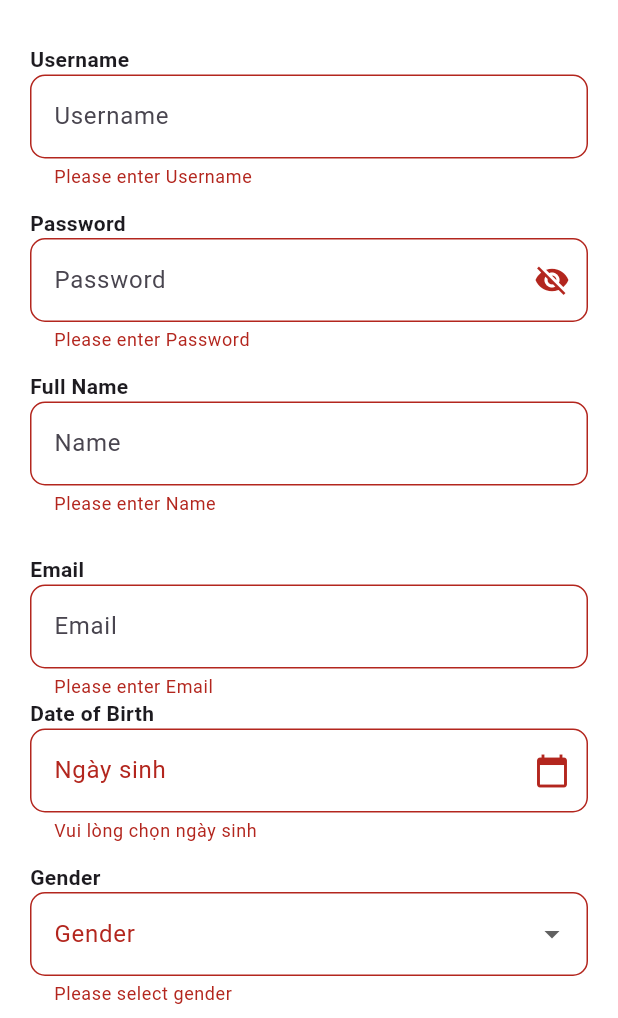
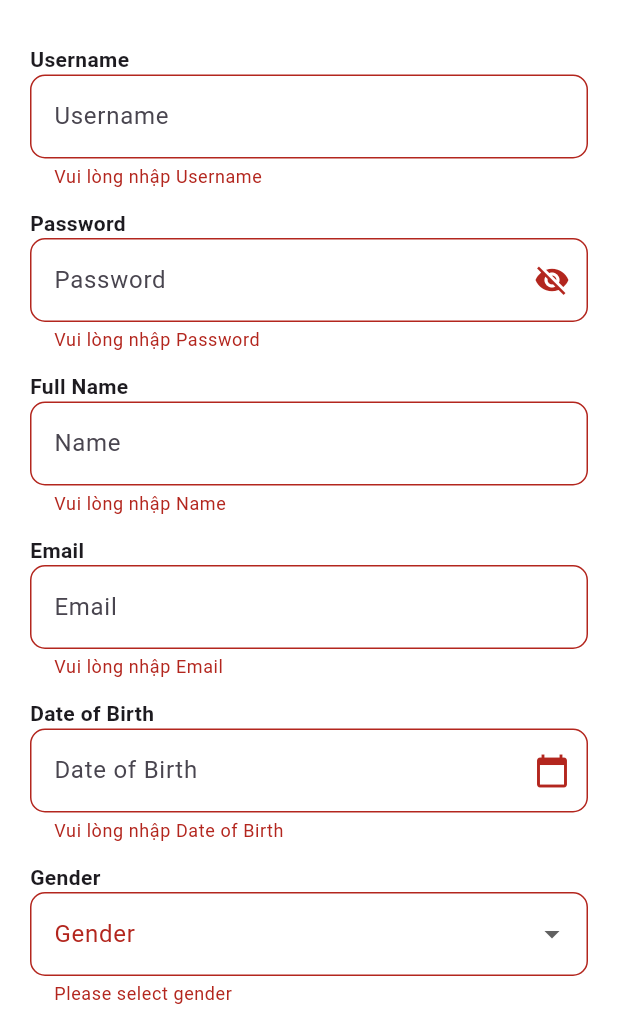
Before and after one commit to quocvuong12321/fashion_app, a Flutter app: the SignUpScreen screen opened directly, after a tap on "Sign up", on a phone screen of 412 x 824 dp, the part 218-1236 px from its top. Run offline on Flutter 3.47's test engine with Material 3 defaults, Android fonts, the phone set to English and light mode, and no system bars; our stand-ins replace dio, firebase_core, firebase_messaging, flutter_html, flutter_local_notifications, flutter_rating_bar and 9 more; accounts and stored records are empty; network calls fail.

Commit message:
update loi khi dang ky sai hoac thieu thong tin

```diff
--- a/lib/view/auth/sign_up.dart
+++ b/lib/view/auth/sign_up.dart
@@ -85,119 +85,28 @@ class _SignUpScreenState extends State<SignUpScreen> {
                 ),
                 _buildTextFormField(_nameController, 'Name'),
                 SizedBox(height: 13),
-                SizedBox(height: 13),
                 Text('Email', style: TextStyle(fontWeight: FontWeight.bold)),
                 _buildTextFormField(_emailController, 'Email'),
+                SizedBox(height: 13),
                 Text(
                   'Date of Birth',
                   style: TextStyle(fontWeight: FontWeight.bold),
                 ),
-                GestureDetector(
-                  onTap: () async {
-                    final pickedDate = await showDatePicker(
-                      context: context,
-                      initialDate: DateTime(2000),
-                      firstDate: DateTime(1900),
-                      lastDate: DateTime.now(),
-                    );
-                    if (pickedDate != null) {
-                      _dobController.text = _displayDateFormat.format(
-                        pickedDate,
-                      );
-                    }
-                  },
-                  child: AbsorbPointer(
-                    child: TextFormField(
-                      controller: _dobController,
-                      decoration: InputDecoration(
-                        labelText: 'Ngày sinh',
-                        hintText: 'YYYY-MM-DD',
-                        border: OutlineInputBorder(
-                          borderRadius: BorderRadius.circular(10),
+                _buildTextFormField(
+                  _dobController,
+                  'Date of Birth',
+                  dateValidation: true,
                 ),
-                        suffixIcon: Icon(Icons.calendar_today),
-                      ),
-                      validator: (value) {
-                        if (value == null || value.isEmpty) {
-                          return 'Vui lòng chọn ngày sinh';
-                        }
-                        try {
-                          _displayDateFormat.parseStrict(value);
-                        } catch (_) {
-                          return 'Sai định dạng ngày (YYYY-MM-DD)';
-                        }
-                        return null;
-                      },
-                    ),
-                  ),
-                ),
-
                 SizedBox(height: 13),
                 Text('Gender', style: TextStyle(fontWeight: FontWeight.bold)),
                 _buildGenderDropdown(),
-                SizedBox(height: 13),
-                SizedBox(height: 13),
-
-                SizedBox(height: 13),
+                SizedBox(height: 30),
                 Padding(
                   padding: const EdgeInsets.symmetric(vertical: 8.0),
                   child: SizedBox(
                     width: double.infinity,
                     child: ElevatedButton(
-                      onPressed:
-                          isLoading
-                              ? null
-                              : () async {
-                                if (!_formKey.currentState!.validate()) return;
-
-                                requestSignUp.setUsername(
-                                  _usernameController.text,
-                                );
-                                requestSignUp.setPassword(
-                                  _passwordController.text,
-                                );
-                                requestSignUp.setName(_nameController.text);
-
-                                try {
-                                  DateTime parsed = _displayDateFormat.parse(
-                                    _dobController.text,
-                                  );
-                                  requestSignUp.setDob(
-                                    _apiDateFormat.format(parsed),
-                                  );
-                                } catch (_) {
-                                  ScaffoldMessenger.of(context).showSnackBar(
-                                    SnackBar(
-                                      content: Text('Ngày sinh không hợp lệ.'),
-                                    ),
-                                  );
-                                  return;
-                                }
-
-                                requestSignUp.setGender(_gender ?? '');
-                                requestSignUp.setEmail(_emailController.text);
-
-                                bool success = await requestSignUp.signUp();
-                                ScaffoldMessenger.of(context).showSnackBar(
-                                  SnackBar(
-                                    content: Text(
-                                      success
-                                          ? 'Đăng ký thành công!'
-                                          : errorMessage,
-                                    ),
-                                    backgroundColor:
-                                        success ? Colors.green : Colors.red,
-                                  ),
-                                );
-
-                                if (success) {
-                                  await Future.delayed(Duration(seconds: 2));
-                                  Navigator.pushReplacementNamed(
-                                    context,
-                                    '/signin',
-                                  );
-                                }
-                              },
+                      onPressed: isLoading ? null : _handleSignUp,
                       style: ElevatedButton.styleFrom(
                         padding: EdgeInsets.symmetric(vertical: 16),
                         backgroundColor: Color(0xFF2E7D32),
@@ -205,8 +114,7 @@ class _SignUpScreenState extends State<SignUpScreen> {
                           borderRadius: BorderRadius.circular(30),
                         ),
                       ),
-                      child:
-                          isLoading
+                      child: isLoading
                           ? SizedBox(
                               height: 24,
                               width: 24,
@@ -266,6 +174,7 @@ class _SignUpScreenState extends State<SignUpScreen> {
     bool dateValidation = false,
   }) {
     bool isPassword = labelText.toLowerCase().contains('password');
+    bool isEmail = labelText.toLowerCase().contains('email');
     return TextFormField(
       controller: controller,
       obscureText: isPassword ? _obscureText : obscureText,
@@ -273,8 +182,7 @@ class _SignUpScreenState extends State<SignUpScreen> {
       decoration: InputDecoration(
         hintText: labelText,
         border: OutlineInputBorder(borderRadius: BorderRadius.circular(10)),
-        suffixIcon:
-            controller == _dobController
+        suffixIcon: controller == _dobController
             ? Icon(Icons.calendar_today)
             : isPassword
                 ? IconButton(
@@ -290,18 +198,42 @@ class _SignUpScreenState extends State<SignUpScreen> {
                 : null,
       ),
       validator: (value) {
-        if (value == null || value.isEmpty) return 'Please enter $labelText';
+        if (value == null || value.isEmpty) {
+          return 'Vui lòng nhập $labelText';
+        }
+
+        // Kiểm tra email
+        if (isEmail) {
+          final emailRegex = RegExp(r'^[\w-\.]+@([\w-]+\.)+[\w-]{2,4}$');
+          if (!emailRegex.hasMatch(value)) {
+            return 'Email không hợp lệ';
+          }
+        }
+
+        // Kiểm tra password
+        if (isPassword) {
+          if (value.length < 6) {
+            return 'Mật khẩu phải có ít nhất 6 ký tự';
+          }
+          if (!value.contains(RegExp(r'[!@#$%^&*(),.?":{}|<>]'))) {
+            return 'Mật khẩu phải chứa ít nhất 1 ký tự đặc biệt';
+          }
+        }
+
+        // Kiểm tra ngày sinh
         if (dateValidation) {
           try {
-            _displayDateFormat.parseStrict(value);
+            final date = _displayDateFormat.parseStrict(value);
+            if (date.isAfter(DateTime.now())) {
+              return 'Ngày sinh không thể lớn hơn ngày hiện tại';
+            }
           } catch (_) {
-            return 'Invalid date format (YYYY-MM-DD)';
+            return 'Định dạng ngày không hợp lệ (YYYY-MM-DD)';
           }
         }
         return null;
       },
-      onTap:
-          controller == _dobController
+      onTap: controller == _dobController
           ? () async {
               DateTime initialDate = DateTime.now();
               try {
@@ -330,47 +262,56 @@ class _SignUpScreenState extends State<SignUpScreen> {
         labelText: 'Gender',
         border: OutlineInputBorder(borderRadius: BorderRadius.circular(10)),
       ),
-      items:
-          ['Nam', 'Nữ']
-              .map(
-                (gender) =>
-                    DropdownMenuItem(value: gender, child: Text(gender)),
-              )
+      items: ['Nam', 'Nữ']
+          .map((gender) => DropdownMenuItem(value: gender, child: Text(gender)))
           .toList(),
       onChanged: (value) => setState(() => _gender = value),
       validator: (value) => value == null ? 'Please select gender' : null,
     );
   }
 
-  Widget _buildSocialLoginButtons(
-    String text,
-    String assetPath,
-    VoidCallback onPressed,
-  ) {
-    return Padding(
-      padding: const EdgeInsets.symmetric(vertical: 8.0),
-      child: SizedBox(
-        width: double.infinity,
-        child: ElevatedButton(
-          onPressed: onPressed,
-          style: ElevatedButton.styleFrom(
-            backgroundColor: Colors.white,
-            padding: EdgeInsets.symmetric(vertical: 16),
-            side: BorderSide(color: Colors.grey.shade300, width: 1),
+  Future<void> _handleSignUp() async {
+    if (!_formKey.currentState!.validate()) return;
+
+    final requestSignUp = Provider.of<RequestSignUp>(context, listen: false);
+    requestSignUp.setUsername(_usernameController.text);
+    requestSignUp.setPassword(_passwordController.text);
+    requestSignUp.setName(_nameController.text);
+
+    try {
+      DateTime parsed = _displayDateFormat.parse(_dobController.text);
+      requestSignUp.setDob(_apiDateFormat.format(parsed));
+    } catch (_) {
+      ScaffoldMessenger.of(context).showSnackBar(
+        SnackBar(
+          content: Text('Ngày sinh không hợp lệ.'),
+          backgroundColor: Colors.red,
         ),
-          child: Row(
-            mainAxisAlignment: MainAxisAlignment.start,
-            children: [
-              Padding(
-                padding: const EdgeInsets.only(left: 16.0),
-                child: Image.asset(assetPath, height: 24, width: 24),
+      );
+      return;
+    }
+
+    requestSignUp.setGender(_gender ?? '');
+    requestSignUp.setEmail(_emailController.text);
+
+    bool success = await requestSignUp.signUp();
+
+    ScaffoldMessenger.of(context).showSnackBar(
+      SnackBar(
+        content: Text(
+          success ? 'Đăng ký thành công!' : requestSignUp.errorMessage,
         ),
-              SizedBox(width: 80),
-              Text(text, style: TextStyle(color: Colors.black)),
-            ],
+        backgroundColor: success ? Colors.green : Colors.red,
+        duration: Duration(seconds: success ? 2 : 4),
       ),
-        ),
-      ),
+    );
+
+    if (success) {
+      await Future.delayed(Duration(seconds: 2));
+      Navigator.pushReplacement(
+        context,
+        MaterialPageRoute(builder: (context) => SignInScreen()),
       );
     }
   }
+}
```
Also changed, not shown: lib/RequestAPI/request_sign_up.dart (+18 -0 lines), lib/view/home_screen.dart (+9 -0 lines). Lines whose indentation alone changed are shown as unchanged.
